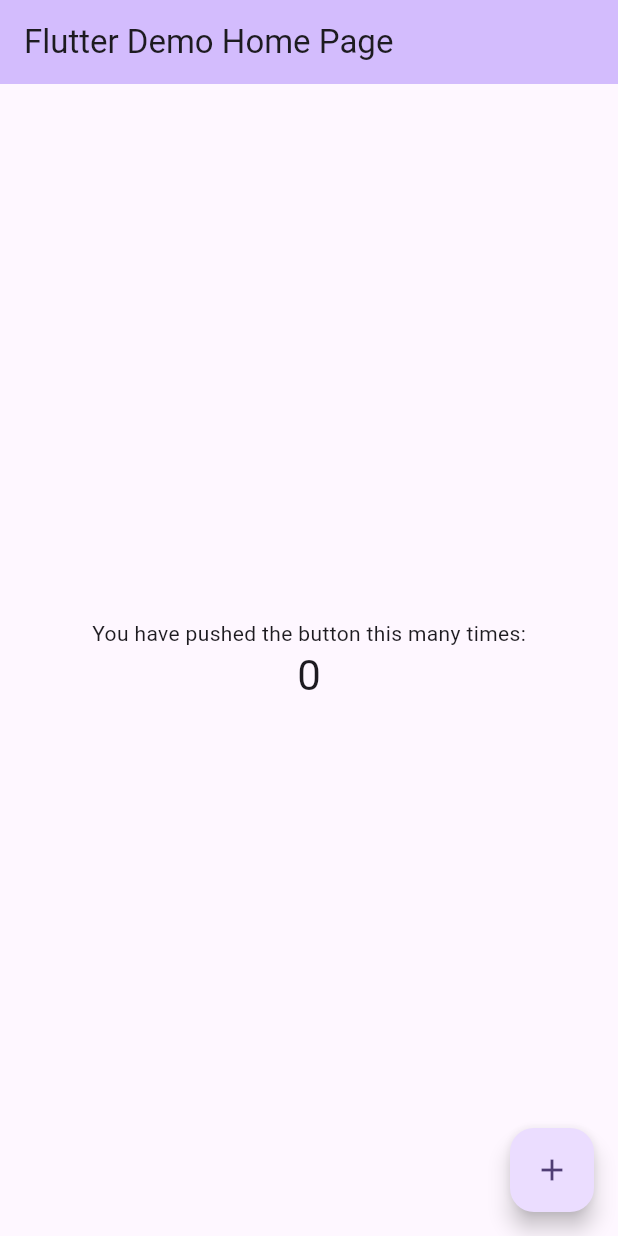
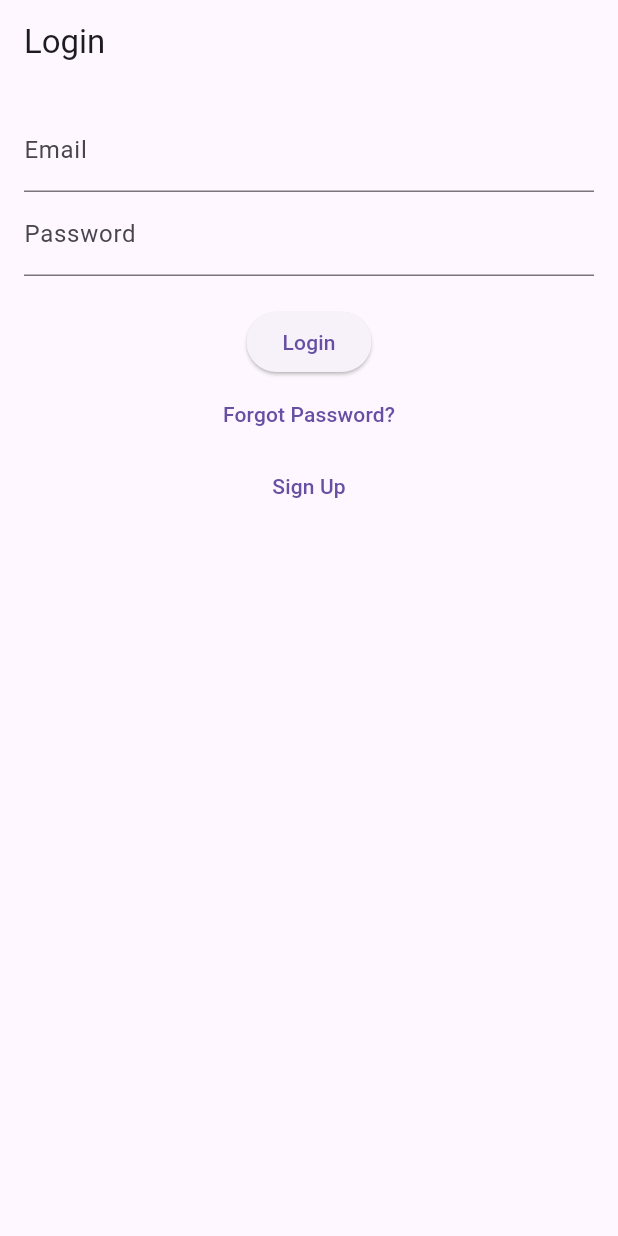
Before and after one commit to Slozzyondul/tutor_student_platform, a Flutter app: the screen it shows after launch, on a phone screen of 412 x 824 dp. Run offline on Flutter 3.47's test engine with Material 3 defaults, Android fonts, the phone set to English and light mode, and no system bars; our stand-ins replace cloud_firestore, firebase_auth, firebase_core; accounts and stored records are empty.

Commit message:
commit117

```diff
--- /dev/null
+++ b/tutor_student_platform/devtools_options.yaml
@@ -0,0 +1,3 @@
+description: This file stores settings for Dart & Flutter DevTools.
+documentation: https://docs.flutter.dev/tools/devtools/extensions#configure-extension-enablement-states
+extensions:
--- a/tutor_student_platform/lib/main.dart
+++ b/tutor_student_platform/lib/main.dart
@@ -1,9 +1,12 @@
-import 'package:firebase_core_dart/firebase_core_dart.dart';
+import 'package:firebase_core/firebase_core.dart';
 import 'package:flutter/material.dart';
 import 'package:flutter/foundation.dart';
 
+import 'screens/login_screen.dart';
+
 void main() async {
   WidgetsFlutterBinding.ensureInitialized();
+
   if (kIsWeb) {
     await Firebase.initializeApp(
       options: const FirebaseOptions(
@@ -14,7 +17,8 @@
         authDomain: 'tutor-student-platform.firebaseapp.com',
         storageBucket: 'tutor-student-platform.appspot.com',
         databaseURL: 'https://tutor-student-platform.firebaseio.com',
-    ));
+      ),
+    );
   } else {
     await Firebase.initializeApp();
   }
@@ -25,119 +29,14 @@
 class MyApp extends StatelessWidget {
   const MyApp({super.key});
 
-  // This widget is the root of your application.
   @override
   Widget build(BuildContext context) {
     return MaterialApp(
-      title: 'Flutter Demo',
+      title: 'Tutor Student Platform',
       theme: ThemeData(
-        // This is the theme of your application.
-        //
-        // TRY THIS: Try running your application with "flutter run". You'll see
-        // the application has a purple toolbar. Then, without quitting the app,
-        // try changing the seedColor in the colorScheme below to Colors.green
-        // and then invoke "hot reload" (save your changes or press the "hot
-        // reload" button in a Flutter-supported IDE, or press "r" if you used
-        // the command line to start the app).
-        //
-        // Notice that the counter didn't reset back to zero; the application
-        // state is not lost during the reload. To reset the state, use hot
-        // restart instead.
-        //
-        // This works for code too, not just values: Most code changes can be
-        // tested with just a hot reload.
-        colorScheme: ColorScheme.fromSeed(seedColor: Colors.deepPurple),
-        useMaterial3: true,
+        primarySwatch: Colors.yellow,
       ),
-      home: const MyHomePage(title: 'Flutter Demo Home Page'),
+      home: LoginScreen(),
     );
   }
 }
-
-class MyHomePage extends StatefulWidget {
-  const MyHomePage({super.key, required this.title});
-
-  // This widget is the home page of your application. It is stateful, meaning
-  // that it has a State object (defined below) that contains fields that affect
-  // how it looks.
-
-  // This class is the configuration for the state. It holds the values (in this
-  // case the title) provided by the parent (in this case the App widget) and
-  // used by the build method of the State. Fields in a Widget subclass are
-  // always marked "final".
-
-  final String title;
-
-  @override
-  State<MyHomePage> createState() => _MyHomePageState();
-}
-
-class _MyHomePageState extends State<MyHomePage> {
-  int _counter = 0;
-
-  void _incrementCounter() {
-    setState(() {
-      // This call to setState tells the Flutter framework that something has
-      // changed in this State, which causes it to rerun the build method below
-      // so that the display can reflect the updated values. If we changed
-      // _counter without calling setState(), then the build method would not be
-      // called again, and so nothing would appear to happen.
-      _counter++;
-    });
-  }
-
-  @override
-  Widget build(BuildContext context) {
-    // This method is rerun every time setState is called, for instance as done
-    // by the _incrementCounter method above.
-    //
-    // The Flutter framework has been optimized to make rerunning build methods
-    // fast, so that you can just rebuild anything that needs updating rather
-    // than having to individually change instances of widgets.
-    return Scaffold(
-      appBar: AppBar(
-        // TRY THIS: Try changing the color here to a specific color (to
-        // Colors.amber, perhaps?) and trigger a hot reload to see the AppBar
-        // change color while the other colors stay the same.
-        backgroundColor: Theme.of(context).colorScheme.inversePrimary,
-        // Here we take the value from the MyHomePage object that was created by
-        // the App.build method, and use it to set our appbar title.
-        title: Text(widget.title),
-      ),
-      body: Center(
-        // Center is a layout widget. It takes a single child and positions it
-        // in the middle of the parent.
-        child: Column(
-          // Column is also a layout widget. It takes a list of children and
-          // arranges them vertically. By default, it sizes itself to fit its
-          // children horizontally, and tries to be as tall as its parent.
-          //
-          // Column has various properties to control how it sizes itself and
-          // how it positions its children. Here we use mainAxisAlignment to
-          // center the children vertically; the main axis here is the vertical
-          // axis because Columns are vertical (the cross axis would be
-          // horizontal).
-          //
-          // TRY THIS: Invoke "debug painting" (choose the "Toggle Debug Paint"
-          // action in the IDE, or press "p" in the console), to see the
-          // wireframe for each widget.
-          mainAxisAlignment: MainAxisAlignment.center,
-          children: <Widget>[
-            const Text(
-              'You have pushed the button this many times:',
-            ),
-            Text(
-              '$_counter',
-              style: Theme.of(context).textTheme.headlineMedium,
-            ),
-          ],
-        ),
-      ),
-      floatingActionButton: FloatingActionButton(
-        onPressed: _incrementCounter,
-        tooltip: 'Increment',
-        child: const Icon(Icons.add),
-      ), // This trailing comma makes auto-formatting nicer for build methods.
-    );
-  }
-}
--- /dev/null
+++ b/tutor_student_platform/lib/screens/login_screen.dart
@@ -0,0 +1,95 @@
+import 'package:flutter/material.dart';
+import 'package:firebase_auth/firebase_auth.dart';
+import 'package:tutor_student_platform/screens/signup_screen.dart';
+import 'package:tutor_student_platform/screens/reset_password_screen.dart';
+
+class LoginScreen extends StatefulWidget {
+  @override
+  _LoginScreenState createState() => _LoginScreenState();
+}
+
+class _LoginScreenState extends State<LoginScreen> {
+  final FirebaseAuth _auth = FirebaseAuth.instance;
+  final GlobalKey<FormState> _formKey = GlobalKey<FormState>();
+  String _email = '', _password = '';
+
+  void _login() async {
+    if (_formKey.currentState!.validate()) {
+      _formKey.currentState!.save();
+      try {
+        UserCredential userCredential = await _auth.signInWithEmailAndPassword(
+          email: _email,
+          password: _password,
+        );
+        // Navigate to the home screen
+      } catch (e) {
+        print(e);
+        // Show error message
+      }
+    }
+  }
+
+  @override
+  Widget build(BuildContext context) {
+    return Scaffold(
+      appBar: AppBar(
+        title: Text('Login'),
+      ),
+      body: Padding(
+        padding: EdgeInsets.all(16.0),
+        child: Form(
+          key: _formKey,
+          child: Column(
+            children: [
+              TextFormField(
+                decoration: InputDecoration(labelText: 'Email'),
+                validator: (value) {
+                  if (value!.isEmpty) {
+                    return 'Please enter your email';
+                  }
+                  return null;
+                },
+                onSaved: (value) => _email = value!,
+              ),
+              TextFormField(
+                decoration: InputDecoration(labelText: 'Password'),
+                obscureText: true,
+                validator: (value) {
+                  if (value!.isEmpty) {
+                    return 'Please enter your password';
+                  }
+                  return null;
+                },
+                onSaved: (value) => _password = value!,
+              ),
+              SizedBox(height: 20),
+              ElevatedButton(
+                onPressed: _login,
+                child: Text('Login'),
+              ),
+              TextButton(
+                onPressed: () {
+                  Navigator.push(
+                    context,
+                    MaterialPageRoute(
+                        builder: (context) => ResetPasswordScreen()),
+                  );
+                },
+                child: Text('Forgot Password?'),
+              ),
+              TextButton(
+                onPressed: () {
+                  Navigator.push(
+                    context,
+                    MaterialPageRoute(builder: (context) => SignUpScreen()),
+                  );
+                },
+                child: Text('Sign Up'),
+              ),
+            ],
+          ),
+        ),
+      ),
+    );
+  }
+}
```
Also changed, not shown: tutor_student_platform/lib/screens/reset_password_screen.dart (added, +60 -0 lines), tutor_student_platform/lib/screens/signup_screen.dart (added, +78 -0 lines), tutor_student_platform/lib/services/firestore_service.dart (added, +16 -0 lines), tutor_student_platform/pubspec.yaml (+7 -2 lines), tutor_student_platform/pubspec.lock, 7 other files. Lines whose indentation alone changed are shown as unchanged.
